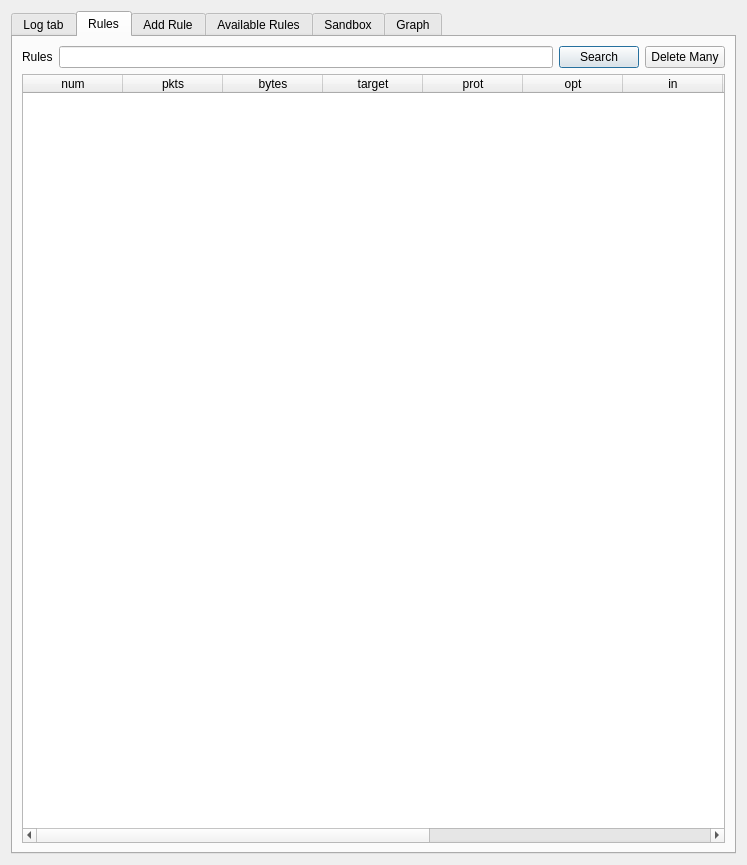
The window that frontend/main.ui (HoangGiap1804/Firewall-Application) describes before a commit, drawn with Qt 5.
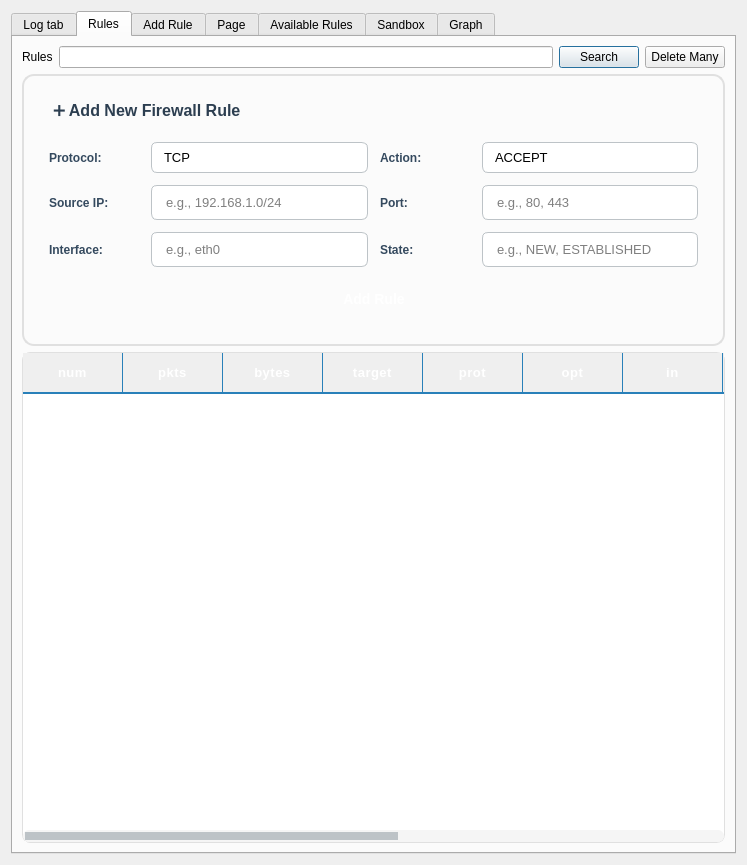
The same window after the commit. The open tabs and pages were chosen to show the change.

Commit message: feat: implement add rule functionality in frame and enhance UI for rule management

What changed in the file:
```diff
--- a/frontend/main.ui
+++ b/frontend/main.ui
@@ -201,8 +201,530 @@
            </item>
           </layout>
          </item>
+         <item>
+          <widget class="QFrame" name="frameAddRule">
+           <property name="maximumSize">
+            <size>
+             <width>16777215</width>
+             <height>320</height>
+            </size>
+           </property>
+           <property name="styleSheet">
+            <string notr="true">QFrame#frameAddRule {
+    border: 2px solid #e0e0e0;
+    border-radius: 12px;
+    background: qlineargradient(x1:0, y1:0, x2:0, y2:1,
+        stop:0 #ffffff, stop:1 #f8f9fa);
+    padding: 15px;
+}
+</string>
+           </property>
+           <property name="frameShape">
+            <enum>QFrame::StyledPanel</enum>
+           </property>
+           <property name="frameShadow">
+            <enum>QFrame::Raised</enum>
+           </property>
+           <layout class="QGridLayout" name="gridLayoutAddRule">
+            <property name="spacing">
+             <number>12</number>
+            </property>
+            <property name="leftMargin">
+             <number>10</number>
+            </property>
+            <property name="topMargin">
+             <number>10</number>
+            </property>
+            <property name="rightMargin">
+             <number>10</number>
+            </property>
+            <property name="bottomMargin">
+             <number>10</number>
+            </property>
+            <item row="0" column="0" colspan="4">
+             <widget class="QLabel" name="labelAddRuleTitle">
+              <property name="text">
+               <string>➕ Add New Firewall Rule</string>
+              </property>
+              <property name="styleSheet">
+               <string notr="true">font-weight: 600; 
+font-size: 16px; 
+color: #2c3e50;
+padding-bottom: 8px;
+border-bottom: 2px solid #3498db;
+</string>
+              </property>
+             </widget>
+            </item>
+            <item row="1" column="0">
+             <widget class="QLabel" name="labelAddRuleProtocol">
+              <property name="minimumSize">
+               <size>
+                <width>90</width>
+                <height>0</height>
+               </size>
+              </property>
+              <property name="text">
+               <string>Protocol:</string>
+              </property>
+              <property name="styleSheet">
+               <string notr="true">font-weight: 500; color: #34495e;</string>
+              </property>
+             </widget>
+            </item>
+            <item row="1" column="1">
+             <widget class="QComboBox" name="comboAddRuleProtocol">
+              <property name="styleSheet">
+               <string notr="true">QComboBox {
+    border: 1px solid #bdc3c7;
+    border-radius: 6px;
+    padding: 6px 12px;
+    background-color: white;
+    font-size: 13px;
+}
+QComboBox:hover {
+    border-color: #3498db;
+}
+QComboBox::drop-down {
+    border: none;
+    width: 20px;
+}
+QComboBox::down-arrow {
+    image: none;
+    border-left: 4px solid transparent;
+    border-right: 4px solid transparent;
+    border-top: 6px solid #7f8c8d;
+    margin-right: 5px;
+}
+</string>
+              </property>
+              <item>
+               <property name="text">
+                <string>TCP</string>
+               </property>
+              </item>
+              <item>
+               <property name="text">
+                <string>UDP</string>
+               </property>
+              </item>
+              <item>
+               <property name="text">
+                <string>ICMP</string>
+               </property>
+              </item>
+             </widget>
+            </item>
+            <item row="1" column="2">
+             <widget class="QLabel" name="labelAddRuleAction">
+              <property name="minimumSize">
+               <size>
+                <width>90</width>
+                <height>0</height>
+               </size>
+              </property>
+              <property name="text">
+               <string>Action:</string>
+              </property>
+              <property name="styleSheet">
+               <string notr="true">font-weight: 500; color: #34495e;</string>
+              </property>
+             </widget>
+            </item>
+            <item row="1" column="3">
+             <widget class="QComboBox" name="comboAddRuleAction">
+              <property name="styleSheet">
+               <string notr="true">QComboBox {
+    border: 1px solid #bdc3c7;
+    border-radius: 6px;
+    padding: 6px 12px;
+    background-color: white;
+    font-size: 13px;
+}
+QComboBox:hover {
+    border-color: #3498db;
+}
+QComboBox::drop-down {
+    border: none;
+    width: 20px;
+}
+QComboBox::down-arrow {
+    image: none;
+    border-left: 4px solid transparent;
+    border-right: 4px solid transparent;
+    border-top: 6px solid #7f8c8d;
+    margin-right: 5px;
+}
+</string>
+              </property>
+              <item>
+               <property name="text">
+                <string>ACCEPT</string>
+               </property>
+              </item>
+              <item>
+               <property name="text">
+                <string>DROP</string>
+               </property>
+              </item>
+              <item>
+               <property name="text">
+                <string>REJECT</string>
+               </property>
+              </item>
+             </widget>
+            </item>
+            <item row="2" column="0">
+             <widget class="QLabel" name="labelAddRuleSource">
+              <property name="minimumSize">
+               <size>
+                <width>90</width>
+                <height>0</height>
+               </size>
+              </property>
+              <property name="text">
+               <string>Source IP:</string>
+              </property>
+              <property name="styleSheet">
+               <string notr="true">font-weight: 500; color: #34495e;</string>
+              </property>
+             </widget>
+            </item>
+            <item row="2" column="1">
+             <widget class="QLineEdit" name="editAddRuleSource">
+              <property name="placeholderText">
+               <string>e.g., 192.168.1.0/24</string>
+              </property>
+              <property name="styleSheet">
+               <string notr="true">QLineEdit {
+    border: 1px solid #bdc3c7;
+    border-radius: 6px;
+    padding: 8px 12px;
+    background-color: white;
+    font-size: 13px;
+}
+QLineEdit:focus {
+    border: 2px solid #3498db;
+    background-color: #f8f9fa;
+}
+QLineEdit:hover {
+    border-color: #95a5a6;
+}
+</string>
+              </property>
+             </widget>
+            </item>
+            <item row="2" column="2">
+             <widget class="QLabel" name="labelAddRulePort">
+              <property name="minimumSize">
+               <size>
+                <width>90</width>
+                <height>0</height>
+               </size>
+              </property>
+              <property name="text">
+               <string>Port:</string>
+              </property>
+              <property name="styleSheet">
+               <string notr="true">font-weight: 500; color: #34495e;</string>
+              </property>
+             </widget>
+            </item>
+            <item row="2" column="3">
+             <widget class="QLineEdit" name="editAddRulePort">
+              <property name="placeholderText">
+               <string>e.g., 80, 443</string>
+              </property>
+              <property name="styleSheet">
+               <string notr="true">QLineEdit {
+    border: 1px solid #bdc3c7;
+    border-radius: 6px;
+    padding: 8px 12px;
+    background-color: white;
+    font-size: 13px;
+}
+QLineEdit:focus {
+    border: 2px solid #3498db;
+    background-color: #f8f9fa;
+}
+QLineEdit:hover {
+    border-color: #95a5a6;
+}
+</string>
+              </property>
+             </widget>
+            </item>
+            <item row="3" column="0">
+             <widget class="QLabel" name="labelAddRuleInterface">
+              <property name="minimumSize">
+               <size>
+                <width>90</width>
+                <height>0</height>
+               </size>
+              </property>
+              <property name="text">
+               <string>Interface:</string>
+              </property>
+              <property name="styleSheet">
+               <string notr="true">font-weight: 500; color: #34495e;</string>
+              </property>
+             </widget>
+            </item>
+            <item row="3" column="1">
+             <widget class="QLineEdit" name="editAddRuleInterface">
+              <property name="placeholderText">
+               <string>e.g., eth0</string>
+              </property>
+              <property name="styleSheet">
+               <string notr="true">QLineEdit {
+    border: 1px solid #bdc3c7;
+    border-radius: 6px;
+    padding: 8px 12px;
+    background-color: white;
+    font-size: 13px;
+}
+QLineEdit:focus {
+    border: 2px solid #3498db;
+    background-color: #f8f9fa;
+}
+QLineEdit:hover {
+    border-color: #95a5a6;
+}
+</string>
+              </property>
+             </widget>
+            </item>
+            <item row="3" column="2">
+             <widget class="QLabel" name="labelAddRuleState">
+              <property name="minimumSize">
+               <size>
+                <width>90</width>
+                <height>0</height>
+               </size>
+              </property>
+              <property name="text">
+               <string>State:</string>
+              </property>
+              <property name="styleSheet">
+               <string notr="true">font-weight: 500; color: #34495e;</string>
+              </property>
+             </widget>
+            </item>
+            <item row="3" column="3">
+             <widget class="QLineEdit" name="editAddRuleState">
+              <property name="placeholderText">
+               <string>e.g., NEW, ESTABLISHED</string>
+              </property>
+              <property name="styleSheet">
+               <string notr="true">QLineEdit {
+    border: 1px solid #bdc3c7;
+    border-radius: 6px;
+    padding: 8px 12px;
+    background-color: white;
+    font-size: 13px;
+}
+QLineEdit:focus {
+    border: 2px solid #3498db;
+    background-color: #f8f9fa;
+}
+QLineEdit:hover {
+    border-color: #95a5a6;
+}
+</string>
+              </property>
+             </widget>
+            </item>
+            <item row="4" column="0" colspan="4">
+             <layout class="QHBoxLayout" name="horizontalLayoutAddRule">
+              <property name="spacing">
+               <number>10</number>
+              </property>
+              <item>
+               <spacer name="horizontalSpacerAddRuleLeft">
+                <property name="orientation">
+                 <enum>Qt::Horizontal</enum>
+                </property>
+                <property name="sizeHint" stdset="0">
+                 <size>
+                  <width>40</width>
+                  <height>20</height>
+                 </size>
+                </property>
+               </spacer>
+              </item>
+              <item>
+               <widget class="QPushButton" name="buttonAddRuleInFrame">
+                <property name="minimumSize">
+                 <size>
+                  <width>150</width>
+                  <height>40</height>
+                 </size>
+                </property>
+                <property name="text">
+                 <string>Add Rule</string>
+                </property>
+                <property name="styleSheet">
+                 <string notr="true">QPushButton {
+    background: qlineargradient(x1:0, y1:0, x2:0, y2:1,
+        stop:0 #3498db, stop:1 #2980b9);
+    color: white;
+    border: none;
+    padding: 10px 24px;
+    border-radius: 8px;
+    font-weight: 600;
+    font-size: 14px;
+}
+QPushButton:hover {
+    background: qlineargradient(x1:0, y1:0, x2:0, y2:1,
+        stop:0 #2980b9, stop:1 #21618c);
+    transform: translateY(-1px);
+}
+QPushButton:pressed {
+    background: qlineargradient(x1:0, y1:0, x2:0, y2:1,
+        stop:0 #21618c, stop:1 #1b4f72);
+    transform: translateY(0px);
+}
+</string>
+                </property>
+               </widget>
+              </item>
+              <item>
+               <spacer name="horizontalSpacerAddRule">
+                <property name="orientation">
+                 <enum>Qt::Horizontal</enum>
+                </property>
+                <property name="sizeHint" stdset="0">
+                 <size>
+                  <width>40</width>
+                  <height>20</height>
+                 </size>
+                </property>
+               </spacer>
+              </item>
+             </layout>
+            </item>
+           </layout>
+          </widget>
+         </item>
          <item>
           <widget class="QTableWidget" name="tableRules">
+           <property name="styleSheet">
+            <string notr="true">QTableWidget {
+    border: 1px solid #e0e0e0;
+    border-radius: 8px;
+    background-color: white;
+    gridline-color: #f0f0f0;
+    font-size: 13px;
+    selection-background-color: #e3f2fd;
+    selection-color: #1976d2;
+}
+
+QTableWidget::item {
+    padding: 8px;
+    border: none;
+    color: #2c3e50;
+}
+
+QTableWidget::item:selected {
+    background-color: #e3f2fd;
+    color: #1976d2;
+}
+
+QTableWidget::item:hover {
+    background-color: #f5f5f5;
+}
+
+QHeaderView::section {
+    background: qlineargradient(x1:0, y1:0, x2:0, y2:1,
+        stop:0 #3498db, stop:1 #2980b9);
+    color: white;
+    padding: 10px;
+    border: none;
+    border-right: 1px solid #2980b9;
+    border-bottom: 2px solid #2980b9;
+    font-weight: 600;
+    font-size: 13px;
+    text-transform: uppercase;
+    letter-spacing: 0.5px;
+}
+
+QHeaderView::section:first {
+    border-top-left-radius: 8px;
+}
+
+QHeaderView::section:last {
+    border-top-right-radius: 8px;
+    border-right: none;
+}
+
+QHeaderView::section:hover {
+    background: qlineargradient(x1:0, y1:0, x2:0, y2:1,
+        stop:0 #2980b9, stop:1 #21618c);
+}
+
+QTableCornerButton::section {
+    background: qlineargradient(x1:0, y1:0, x2:0, y2:1,
+        stop:0 #3498db, stop:1 #2980b9);
+    border-top-left-radius: 8px;
+    border: none;
+}
+
+QScrollBar:vertical {
+    border: none;
+    background: #f5f5f5;
+    width: 12px;
+    border-radius: 6px;
+    margin: 0;
+}
+
+QScrollBar::handle:vertical {
+    background: #bdc3c7;
+    border-radius: 6px;
+    min-height: 20px;
+    margin: 2px;
+}
+
+QScrollBar::handle:vertical:hover {
+    background: #95a5a6;
+}
+
+QScrollBar::add-line:vertical, QScrollBar::sub-line:vertical {
+    height: 0px;
+}
+
+QScrollBar:horizontal {
+    border: none;
+    background: #f5f5f5;
+    height: 12px;
+    border-radius: 6px;
+    margin: 0;
+}
+
+QScrollBar::handle:horizontal {
+    background: #bdc3c7;
+    border-radius: 6px;
+    min-width: 20px;
+    margin: 2px;
+}
+
+QScrollBar::handle:horizontal:hover {
+    background: #95a5a6;
+}
+
+QScrollBar::add-line:horizontal, QScrollBar::sub-line:horizontal {
+    width: 0px;
+}
+</string>
+           </property>
+           <property name="alternatingRowColors">
+            <bool>true</bool>
+           </property>
+           <property name="selectionBehavior">
+            <enum>QAbstractItemView::SelectRows</enum>
+           </property>
+           <property name="gridStyle">
+            <enum>Qt::SolidLine</enum>
+           </property>
            <column>
             <property name="text">
              <string>num</string>
@@ -255,7 +777,12 @@
            </column>
            <column>
             <property name="text">
-             <string>group</string>
+             <string>chain</string>
+            </property>
+           </column>
+           <column>
+            <property name="text">
+             <string>detail</string>
             </property>
            </column>
            <column>
@@ -503,6 +1030,13 @@
        </item>
       </layout>
      </widget>
+     <widget class="QWidget" name="tab_3">
+      <attribute name="title">
+       <string>Page</string>
+      </attribute>
+      <layout class="QVBoxLayout" name="verticalLayout_3">
+      </layout>
+     </widget>
      <widget class="QWidget" name="tabAvailableRules">
       <attribute name="title">
        <string>Available Rules</string>
```
Left out of the diff: 199 changed lines with no effect on the pictures. Lines whose indentation alone changed are shown as unchanged. The commit also changes 2 other files.
